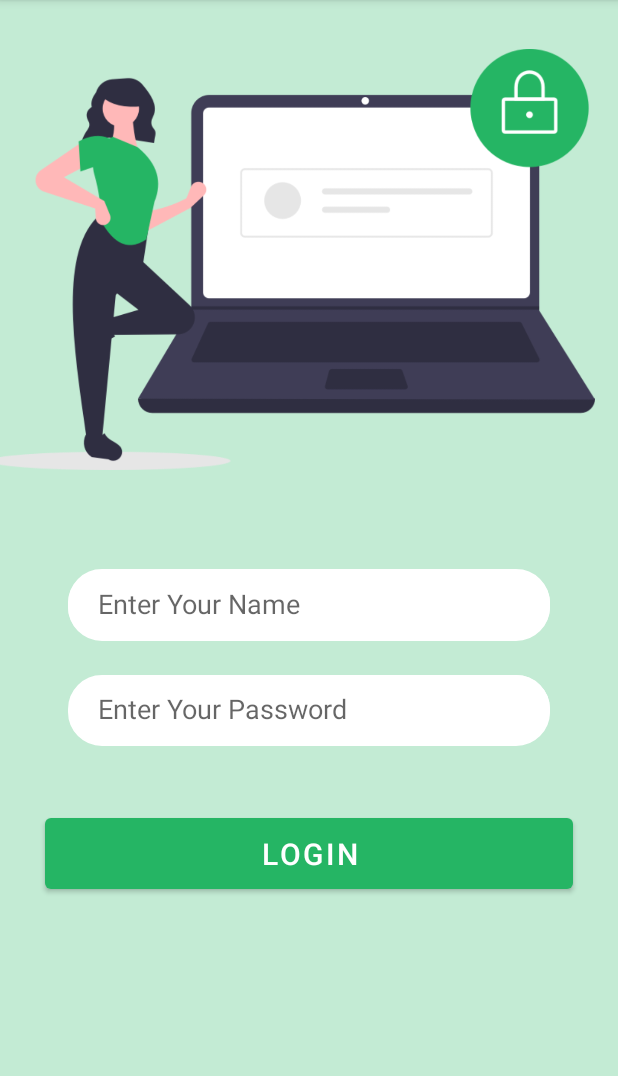
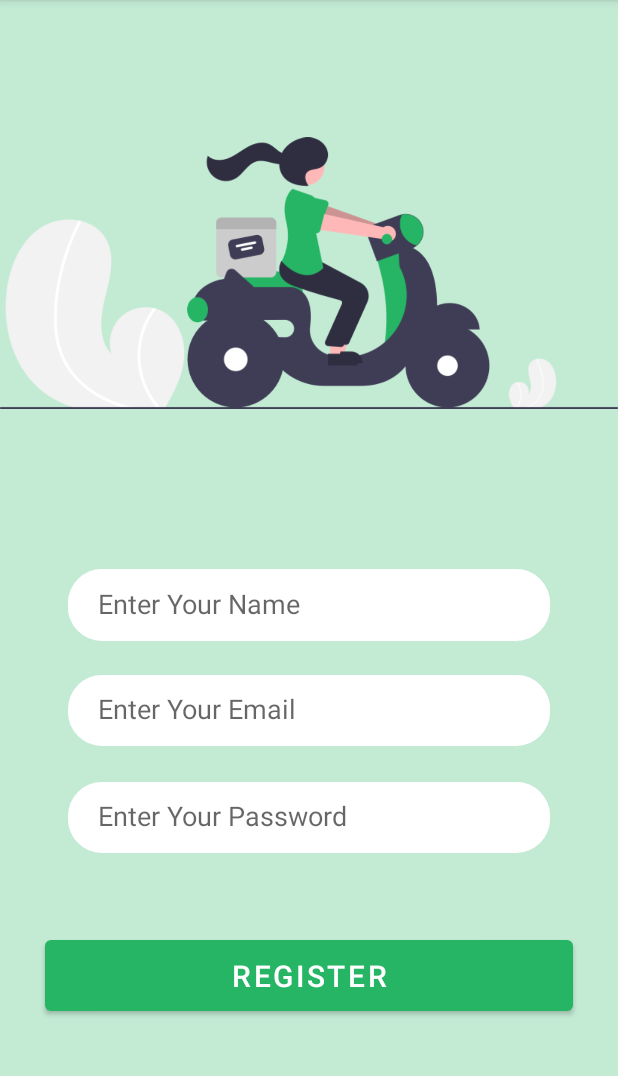
Before and after one commit to Shan-Joel/GreenGo-MAD-Project, an Android app: the screen it shows after launch (Login_Form before the commit, SignUp_Form after it), on a phone screen of 412 x 824 dp, the part 84-1160 px from its top. Run offline under Robolectric (Android 15) with nearby library versions, the phone set to English and light mode, and no system bars.

Commit message:
created sign up form

```diff
--- a/app/src/main/AndroidManifest.xml
+++ b/app/src/main/AndroidManifest.xml
@@ -13,15 +13,14 @@
             android:name=".MainActivity2"
             android:exported="true" />
         <activity
-            android:name=".SignUp_Form"
+            android:name=".Login_Form"
             android:exported="true" />
         <activity
             android:name=".MainActivity"
             android:exported="true" />
-        <activity android:name=".Login_Form">
+        <activity android:name=".SignUp_Form">
             <intent-filter>
                 <action android:name="android.intent.action.MAIN" />
-
                 <category android:name="android.intent.category.LAUNCHER" />
             </intent-filter>
         </activity>
--- a/app/src/main/res/layout/activity_login_form.xml
+++ b/app/src/main/res/layout/activity_login_form.xml
@@ -2,7 +2,7 @@
 <androidx.constraintlayout.widget.ConstraintLayout xmlns:android="http://schemas.android.com/apk/res/android"
     xmlns:app="http://schemas.android.com/apk/res-auto"
     xmlns:tools="http://schemas.android.com/tools"
-    android:id="@+id/loginBtn"
+    android:id="@+id/ConstraintLayout"
     android:layout_width="match_parent"
     android:layout_height="match_parent"
     android:background="#421AB15B"
@@ -61,7 +61,7 @@
             android:layout_marginLeft="20dp"
             android:background="@drawable/editext_white"
             android:ems="10"
-            android:hint="Enter Your Name"
+            android:hint="Enter Your Email"
             android:inputType="textPersonName"
             tools:ignore="TouchTargetSizeCheck" />
 
@@ -91,11 +91,10 @@
             android:inputType="textPersonName"
             tools:ignore="TouchTargetSizeCheck" />
 
-
     </LinearLayout>
 
     <Button
-        android:id="@+id/button"
+        android:id="@+id/registerbtn"
         android:layout_width="match_parent"
         android:layout_height="wrap_content"
         android:layout_marginLeft="30dp"
--- a/app/src/main/res/layout/activity_sign_up_form.xml
+++ b/app/src/main/res/layout/activity_sign_up_form.xml
@@ -2,83 +2,135 @@
 <androidx.constraintlayout.widget.ConstraintLayout xmlns:android="http://schemas.android.com/apk/res/android"
     xmlns:app="http://schemas.android.com/apk/res-auto"
     xmlns:tools="http://schemas.android.com/tools"
+    android:id="@+id/ConstraintLayout"
     android:layout_width="match_parent"
     android:layout_height="match_parent"
     android:background="#421AB15B"
-    tools:layout_editor_absoluteX="0dp"
-    tools:layout_editor_absoluteY="110dp">
+    tools:context="@string/headingOneHome">
 
-    <EditText
-        android:id="@+id/signUpName"
-        android:layout_width="770px"
+    <ImageView
+        android:id="@+id/imageView4"
+        android:layout_width="wrap_content"
         android:layout_height="wrap_content"
-        android:ems="10"
-        android:hint="Enter Your Name"
-        android:inputType="textPersonName"
-        android:minHeight="48dp"
-        android:text="@string/signUpName"
-        app:layout_constraintBottom_toTopOf="@+id/signUpEmail"
+        android:layout_marginBottom="3dp"
+        app:layout_constraintBottom_toTopOf="@+id/linearLayout4"
         app:layout_constraintEnd_toEndOf="parent"
+        app:layout_constraintHorizontal_bias="0.0"
         app:layout_constraintStart_toStartOf="parent"
         app:layout_constraintTop_toTopOf="parent"
-        app:layout_constraintVertical_bias="0.926" />
+        app:layout_constraintVertical_bias="0.0"
+        app:srcCompat="@drawable/registerimage" />
 
-    <EditText
-        android:id="@+id/signUpMobile"
-        android:layout_width="770px"
-        android:layout_height="wrap_content"
-        android:ems="10"
-        android:hint="Enter Your Mobile Number"
-        android:inputType="phone"
-        android:minHeight="48dp"
-        app:layout_constraintBottom_toBottomOf="parent"
-        app:layout_constraintEnd_toEndOf="parent"
-        app:layout_constraintStart_toStartOf="parent"
-        app:layout_constraintTop_toBottomOf="@+id/signUpPassword"
-        app:layout_constraintVertical_bias="0.101" />
-
-    <EditText
-        android:id="@+id/signUpPassword"
-        android:layout_width="770px"
-        android:layout_height="wrap_content"
-        android:ems="10"
-        android:hint="Enter a Password"
-        android:inputType="textPassword"
-        android:minHeight="48dp"
-        app:layout_constraintBottom_toBottomOf="parent"
-        app:layout_constraintEnd_toEndOf="parent"
-        app:layout_constraintStart_toStartOf="parent"
-        app:layout_constraintTop_toBottomOf="@+id/signUpEmail"
-        app:layout_constraintVertical_bias="0.088" />
-
-    <EditText
-        android:id="@+id/signUpEmail"
-        android:layout_width="770px"
-        android:layout_height="wrap_content"
-        android:ems="10"
-        android:hint="Enter Your Email"
-        android:inputType="textEmailAddress"
-        android:minHeight="48dp"
+    <LinearLayout
+        android:id="@+id/linearLayout3"
+        android:layout_width="321dp"
+        android:layout_height="47dp"
+        android:background="@drawable/white_background"
+        android:orientation="vertical"
         app:layout_constraintBottom_toBottomOf="parent"
         app:layout_constraintEnd_toEndOf="parent"
         app:layout_constraintStart_toStartOf="parent"
         app:layout_constraintTop_toTopOf="parent"
-        app:layout_constraintVertical_bias="0.565" />
+        app:layout_constraintVertical_bias="0.526">
 
-    <Button
-        android:id="@+id/registerBtn"
-        android:layout_width="770px"
-        android:layout_height="wrap_content"
-        android:paddingTop="10dp"
-        android:paddingBottom="10dp"
-        android:text="@string/registerBtn"
-        android:textSize="18dp"
-        android:textStyle="bold"
-        app:backgroundTint="#25B564"
+    </LinearLayout>
+
+    <LinearLayout
+        android:id="@+id/linearLayout4"
+        android:layout_width="321dp"
+        android:layout_height="47dp"
+        android:layout_marginTop="2dp"
+        android:background="@drawable/white_background"
+
+        android:orientation="vertical"
         app:layout_constraintBottom_toBottomOf="parent"
         app:layout_constraintEnd_toEndOf="parent"
         app:layout_constraintStart_toStartOf="parent"
-        app:layout_constraintTop_toBottomOf="@+id/signUpMobile"
-        app:layout_constraintVertical_bias="0.32" />
+        app:layout_constraintTop_toTopOf="parent"
+        app:layout_constraintVertical_bias="0.526">
+
+        <EditText
+            android:id="@+id/editTextTextPersonName"
+            android:layout_width="match_parent"
+            android:layout_height="45dp"
+            android:layout_marginLeft="20dp"
+            android:background="@drawable/editext_white"
+            android:ems="10"
+            android:hint="Enter Your Name"
+            android:inputType="textPersonName"
+            tools:ignore="TouchTargetSizeCheck" />
+
+    </LinearLayout>
+
+    <LinearLayout
+        android:id="@+id/linearLayout5"
+        android:layout_width="321dp"
+        android:layout_height="47dp"
+        android:layout_marginTop="150dp"
+        android:background="@drawable/white_background"
+        android:orientation="vertical"
+        app:layout_constraintBottom_toBottomOf="parent"
+        app:layout_constraintEnd_toEndOf="parent"
+        app:layout_constraintStart_toStartOf="parent"
+        app:layout_constraintTop_toTopOf="parent"
+        app:layout_constraintVertical_bias="0.526">
+
+        <EditText
+            android:id="@+id/editTextTextPersonEmail"
+            android:layout_width="match_parent"
+            android:layout_height="45dp"
+            android:layout_marginLeft="20dp"
+            android:background="@drawable/editext_white"
+            android:ems="10"
+            android:hint="Enter Your Email"
+            android:inputType="textPersonName"
+            tools:ignore="TouchTargetSizeCheck" />
+
+    </LinearLayout>
+
+    <LinearLayout
+        android:id="@+id/linearLayout6"
+        android:layout_marginTop="300dp"
+        android:layout_width="321dp"
+        android:layout_height="47dp"
+        android:background="@drawable/white_background"
+        android:orientation="vertical"
+        app:layout_constraintBottom_toBottomOf="parent"
+        app:layout_constraintEnd_toEndOf="parent"
+        app:layout_constraintStart_toStartOf="parent"
+        app:layout_constraintTop_toTopOf="parent"
+        app:layout_constraintVertical_bias="0.526">
+
+        <EditText
+            android:id="@+id/editTextTextPersonContactNumber"
+            android:layout_width="match_parent"
+            android:layout_height="45dp"
+            android:layout_marginLeft="20dp"
+            android:background="@drawable/editext_white"
+            android:ems="10"
+            android:hint="Enter Your Password"
+            android:inputType="textPersonName"
+            tools:ignore="TouchTargetSizeCheck" />
+
+    </LinearLayout>
+
+    <Button
+        android:id="@+id/registerbtn"
+        android:layout_width="match_parent"
+        android:layout_height="wrap_content"
+        android:layout_marginLeft="30dp"
+        android:layout_marginRight="30dp"
+        android:paddingTop="10dp"
+        android:paddingBottom="10dp"
+        android:text="@string/registerbtn"
+        android:textSize="20dp"
+        app:backgroundTint="#25B564"
+        app:layout_constraintBottom_toBottomOf="parent"
+        app:layout_constraintCircleRadius="50dp"
+        app:layout_constraintEnd_toEndOf="parent"
+        app:layout_constraintStart_toStartOf="parent"
+        app:layout_constraintTop_toBottomOf="@+id/linearLayout5"
+        app:layout_constraintVertical_bias="0.584" />
+
 
 </androidx.constraintlayout.widget.ConstraintLayout>
--- a/app/src/main/res/values/strings.xml
+++ b/app/src/main/res/values/strings.xml
@@ -9,4 +9,5 @@
     <string name="signUpMobile">Enter Your Mobile Number</string>
     <string name="registerBtn">Register</string>
     <string name="loginBtn">Login</string>
+    <string name="registerbtn">Register</string>
 </resources>
```
Also changed, not shown: app/src/main/res/drawable/registerimage.png (added).
